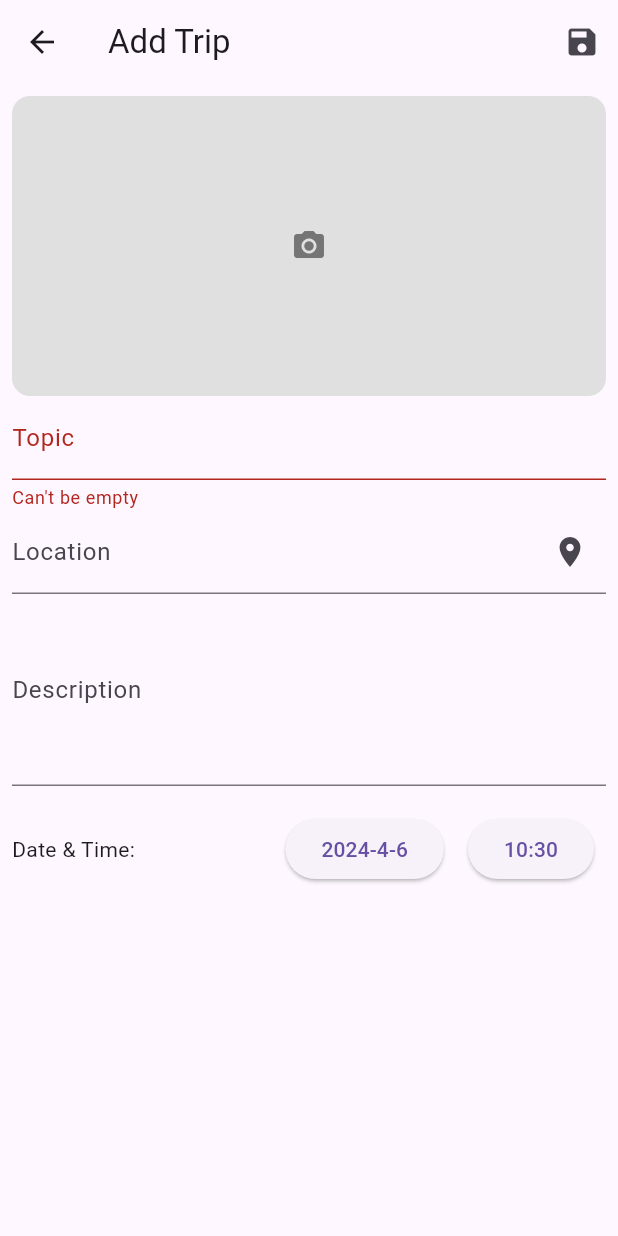
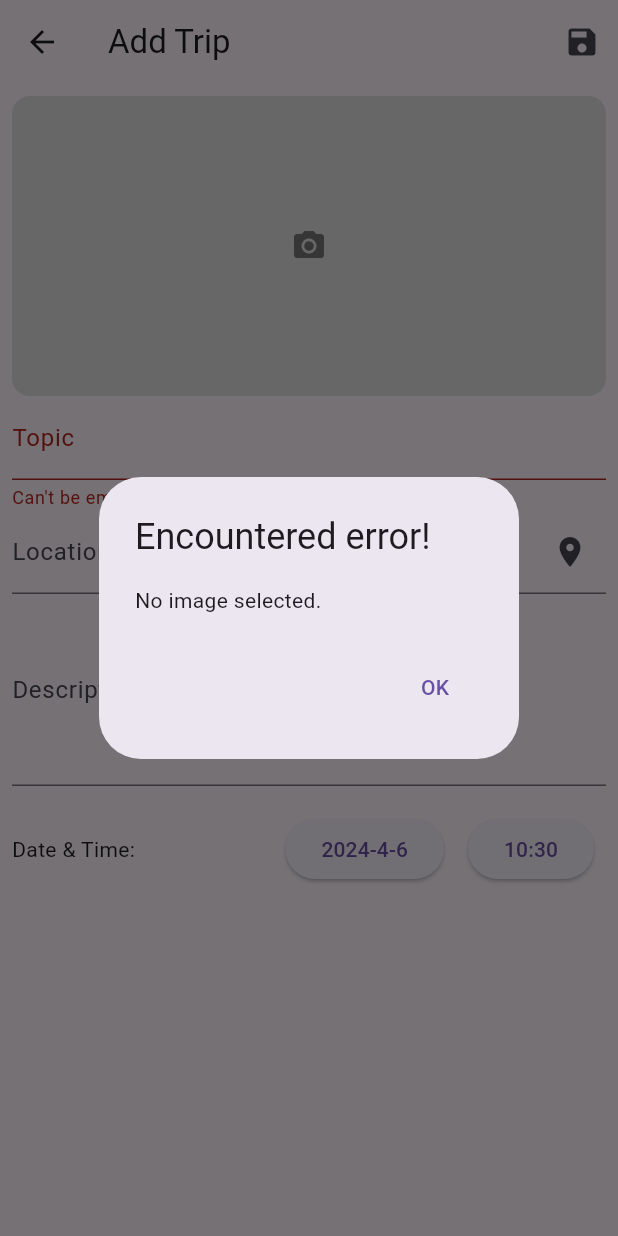
Before and after one commit to ngzh-luke/muict-424prj, a Flutter app: the screen it shows once a user with an empty profile is signed in, item 2 of the bottom bar chosen, after a tap on the "camera alt" icon, on a phone screen of 412 x 824 dp. Run offline on Flutter 3.47's test engine with Material 3 defaults, Android fonts, the light colour scheme and no system bars; our stand-ins replace cloud_firestore, file_picker, firebase_auth, firebase_core, firebase_storage, gap and 1 more; accounts and stored records are empty; generated files the repository leaves out were written again.

Commit message:
img can be upload to diary

```diff
--- a/travel_diary_app/lib/src/diaries/add_destination.dart
+++ b/travel_diary_app/lib/src/diaries/add_destination.dart
@@ -1,9 +1,13 @@
 import 'dart:developer';
+import 'dart:io';
+import 'package:file_picker/file_picker.dart';
 import 'package:flutter/material.dart';
 import 'package:travel_diary_app/src/helpers/cloud_helpers/user_object.dart';
 import 'package:travel_diary_app/src/helpers/dialoger.dart';
 import 'package:travel_diary_app/src/helpers/cloud_helpers/post_object.dart'
     as p;
+import 'package:path/path.dart' as path;
+import 'package:firebase_storage/firebase_storage.dart';
 
 class AddDestinationView extends StatefulWidget {
   AddDestinationView({super.key});
@@ -16,6 +20,8 @@ class _AddDestinationViewState extends State<AddDestinationView> {
   final topicCont = TextEditingController();
   final descCont = TextEditingController();
   final locaCont = TextEditingController();
+  File? _image;
+  var imgLink;
 
   @override
   void dispose() {
@@ -67,7 +73,8 @@ class _AddDestinationViewState extends State<AddDestinationView> {
                     'content': descCont.text.trim(),
                     'location': locaCont.text.trim(),
                     'when': savedDateTime,
-                    'updatedTS': DateTime.now()
+                    'updatedTS': DateTime.now(),
+                    'attachment': imgLink ?? '',
                   }).whenComplete(() => showSuccessDialog(
                       context, 'Trip has been added', 'Added!', null, true));
                 } catch (e) {
@@ -87,26 +94,21 @@ class _AddDestinationViewState extends State<AddDestinationView> {
           ),
         ],
       ),
-      body: Padding(
+      body: SingleChildScrollView(
+        child: Padding(
           padding: const EdgeInsets.all(8.0),
           child: Column(
             children: <Widget>[
               GestureDetector(
                 onTap: () {
                   // Handle import photo
+                  setState(() async {
+                    imgLink = null;
+                    _image = null;
+                    _pickImageFromGallery();
+                  });
                 },
-              child: Container(
-                height: 200, // Set the image container height
-                decoration: BoxDecoration(
-                  color: Colors.grey[300], // Placeholder color
-                  borderRadius: BorderRadius.circular(12),
-                ),
-                alignment: Alignment.center,
-                child: Icon(
-                  Icons.camera_alt, // Placeholder icon
-                  color: Colors.grey[600],
-                ),
-              ),
+                child: picUpload(),
               ),
               TextFormField(
                 controller: topicCont,
@@ -195,7 +197,98 @@ class _AddDestinationViewState extends State<AddDestinationView> {
             ],
           ),
         ),
+      ),
     );
+  }
+
+  Widget picUpload() {
+    return imgLink == null
+        ? Container(
+            height: 200, // Set the image container height
+            decoration: BoxDecoration(
+              color: Colors.grey[300], // Placeholder color
+              borderRadius: BorderRadius.circular(12),
+            ),
+            alignment: Alignment.center,
+            child: Icon(
+              Icons.camera_alt, // Placeholder icon
+              color: Colors.grey[600],
+            ),
+          )
+        : SizedBox(
+            height: 200,
+            child: Stack(alignment: AlignmentDirectional.center, children: [
+              Image.network(
+                imgLink,
+                fit: BoxFit.contain,
+              ),
+              Icon(
+                Icons.camera_alt, // Placeholder icon
+                color: Colors.grey[600],
+              ),
+            ]),
+          );
+  }
+
+  void _pickImageFromGallery() async {
+    FilePickerResult? result = await FilePicker.platform.pickFiles(
+      type: FileType.image,
+      allowCompression: true,
+    );
+
+    if (result != null) {
+      setState(() async {
+        _image = File(result.files.single.path!);
+        imgLink = await _uploadImageToFirebase();
+      });
+    } else {
+      showErrDialog(context, 'No image selected.');
+    }
+  }
+
+  _uploadImageToFirebase() async {
+    showDialog(
+      context: context,
+      builder: (context) => const Center(
+        child: CircularProgressIndicator(),
+      ),
+      barrierDismissible: true,
+      barrierLabel: 'Loading',
+    );
+    if (_image != null) {
+      try {
+        Reference ref = FirebaseStorage.instance.ref().child(
+            'tripPics/${path.basename(_image!.path)}'); // Unique path for the image
+        UploadTask uploadTask = ref.putFile(_image!);
+        TaskSnapshot taskSnapshot = await uploadTask.whenComplete(() {
+          showSuccessDialog(context, 'selected image has been uploaded',
+              'Upload complete', null, true);
+        });
+        String imageUrl = await taskSnapshot.ref.getDownloadURL();
+        setState(() {
+          imgLink = imageUrl;
+        });
+
+        return imageUrl;
+
+        // Now you can save the imageUrl along with other trip details to Firestore
+        // For example:
+        // collection.add({
+        //   'userID': UserObject().getUserUID(),
+        //   'title': topicCont.text.trim(),
+        //   'content': descCont.text.trim(),
+        //   'location': locaCont.text.trim(),
+        //   'when': savedDateTime,
+        //   'imageURL': imageUrl, // Save the image URL here
+        //   'updatedTS': DateTime.now()
+        // }).whenComplete(() => showSuccessDialog(
+        //       context, 'Trip has been added', 'Added!', null, true));
+      } catch (e) {
+        print('Error uploading image to Firebase: $e');
+        showErrDialog(context, e.toString());
+        return null;
+      }
+    }
   }
 
   Future<DateTime?> datePicker(context) => showDatePicker(
--- a/travel_diary_app/lib/src/diaries/all_diaries.dart
+++ b/travel_diary_app/lib/src/diaries/all_diaries.dart
@@ -66,6 +66,9 @@ class _AllDiariesRenderState extends State<AllDiariesRender> {
           .where((doc) => doc.get('userID') != userId)
           .toList();
       // print(diaries.length.toString());
+      if (diaries.isEmpty) {
+        return const Center(child: Text('No data available'));
+      }
 
       return ListView.builder(
         itemCount: diaries.length,
--- a/travel_diary_app/lib/src/diaries/my_diaries.dart
+++ b/travel_diary_app/lib/src/diaries/my_diaries.dart
@@ -66,7 +66,9 @@ class _MyDiariesRenderState extends State<MyDiariesRender> {
           .where((doc) => doc.get('userID') == userId)
           .toList();
       // print(diaries.length.toString());
-
+      if (diaries.isEmpty) {
+        return const Center(child: Text('No data available'));
+      }
       return ListView.builder(
         itemCount: diaries.length,
         scrollDirection: Axis.horizontal,
--- a/travel_diary_app/lib/src/views/destination_view.dart
+++ b/travel_diary_app/lib/src/views/destination_view.dart
@@ -62,8 +62,7 @@ class DestinationDetailsView extends StatelessWidget {
                       )
                     : Image.network(
                         imageUrl,
-                        height: 250,
-                        fit: BoxFit.cover,
+                        fit: BoxFit.contain,
                       ),
               ),
               Container(
--- a/travel_diary_app/lib/src/views/home_view.dart
+++ b/travel_diary_app/lib/src/views/home_view.dart
@@ -61,7 +61,7 @@ class HomeView extends StatelessWidget {
         crossAxisAlignment: CrossAxisAlignment.start,
         children: [
           Padding(
-            padding: const EdgeInsets.all(16.0),
+            padding: const EdgeInsets.all(12.0),
             child: Text(
               'Hello and welcome back, ${user?.email}!',
               style: const TextStyle(
@@ -71,14 +71,14 @@ class HomeView extends StatelessWidget {
             ),
           ),
           const Padding(
-            padding: EdgeInsets.symmetric(horizontal: 20),
+            padding: EdgeInsets.symmetric(horizontal: 15.0),
             child: Text(
               "Explore the Beautiful World",
               style: TextStyle(color: Colors.cyan, fontSize: 26),
             ),
           ),
           const Padding(
-            padding: EdgeInsets.symmetric(horizontal: 22.0),
+            padding: EdgeInsets.all(12.0),
             child: Text(
               'Your Destinations',
               style: TextStyle(
@@ -89,14 +89,14 @@ class HomeView extends StatelessWidget {
           ),
           Padding(
             padding: const EdgeInsets.only(
-                left: 8.0, right: 4.0, top: 16.0, bottom: 14.0),
+                left: 8.0, right: 4.0, top: 5.0, bottom: 8.0),
             child: SizedBox(
               height: 200, //
               child: MyDiariesRender(),
             ),
           ),
           const Padding(
-            padding: EdgeInsets.all(14),
+            padding: EdgeInsets.all(8.0),
             child: Text(
               "Explore from other peoples' destinations",
               style: TextStyle(
--- a/travel_diary_app/pubspec.yaml
+++ b/travel_diary_app/pubspec.yaml
@@ -27,6 +27,8 @@ dependencies:
   cached_network_image: ^3.3.1
   gap: ^3.0.1
   intl: ^0.18.1
+  file_picker: ^8.0.0+1
+  path: ^1.9.0
 
 dev_dependencies:
   flutter_test:
```
Also changed, not shown: travel_diary_app/lib/src/diaries/d_card.dart (+4 -17 lines), 1 other file. Lines whose indentation alone changed are shown as unchanged.
